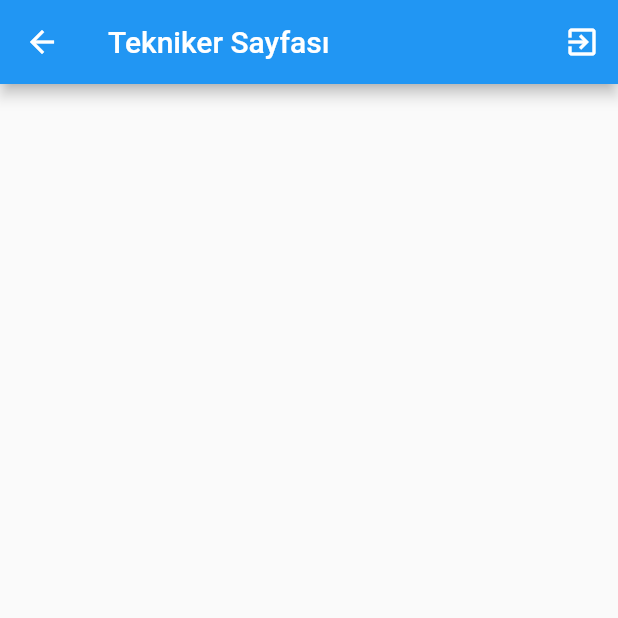
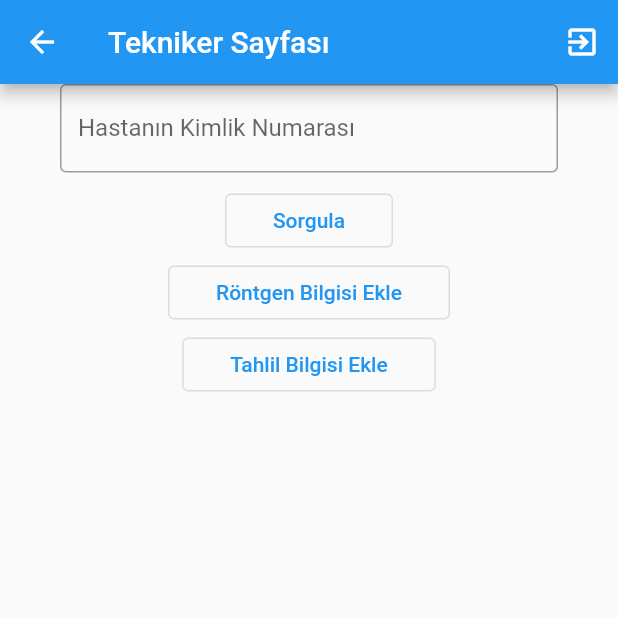
Before and after one commit to malibayram/sifa-poliklinigi, a Flutter app: the Tekniker screen opened directly, on a phone screen of 412 x 824 dp, the top half of it. Run offline on Flutter 3.47's test engine with Material 2 defaults, Android fonts, the phone set to English and light mode, and no system bars; our stand-ins replace cloud_firestore, firebase_auth, firebase_core, fluttertoast, hive, hive_flutter; accounts and stored records are empty.

Commit message:
Update tekniker.dart

```diff
--- a/poliklinik/lib/pages/tekniker.dart
+++ b/poliklinik/lib/pages/tekniker.dart
@@ -19,6 +19,49 @@ class Tekniker extends StatelessWidget {
             ),
           ],
         ),
-    );
+        body: Padding(
+            padding: const EdgeInsets.symmetric(horizontal: 40),
+            child: Column(
+              children: [
+                Center(),
+                TextField(
+                  decoration: InputDecoration(
+                    border: OutlineInputBorder(),
+                    labelText: "Hastanın Kimlik Numarası",
+                  ),
+                ),
+                SizedBox(height: 8),
+                OutlinedButton(
+                  onPressed: () {},
+                  child: Padding(
+                    padding: const EdgeInsets.symmetric(
+                      vertical: 8.0,
+                      horizontal: 16.0,
+                    ),
+                    child: Text("Sorgula"),
+                  ),
+                ),
+                OutlinedButton(
+                  onPressed: () {},
+                  child: Padding(
+                    padding: const EdgeInsets.symmetric(
+                      vertical: 8.0,
+                      horizontal: 16.0,
+                    ),
+                    child: Text("Röntgen Bilgisi Ekle"),
+                  ),
+                ),
+                OutlinedButton(
+                  onPressed: () {},
+                  child: Padding(
+                    padding: const EdgeInsets.symmetric(
+                      vertical: 8.0,
+                      horizontal: 16.0,
+                    ),
+                    child: Text("Tahlil Bilgisi Ekle"),
+                  ),
+                ),
+              ],
+            )));
   }
 }
```
Lines whose indentation alone changed are shown as unchanged.
